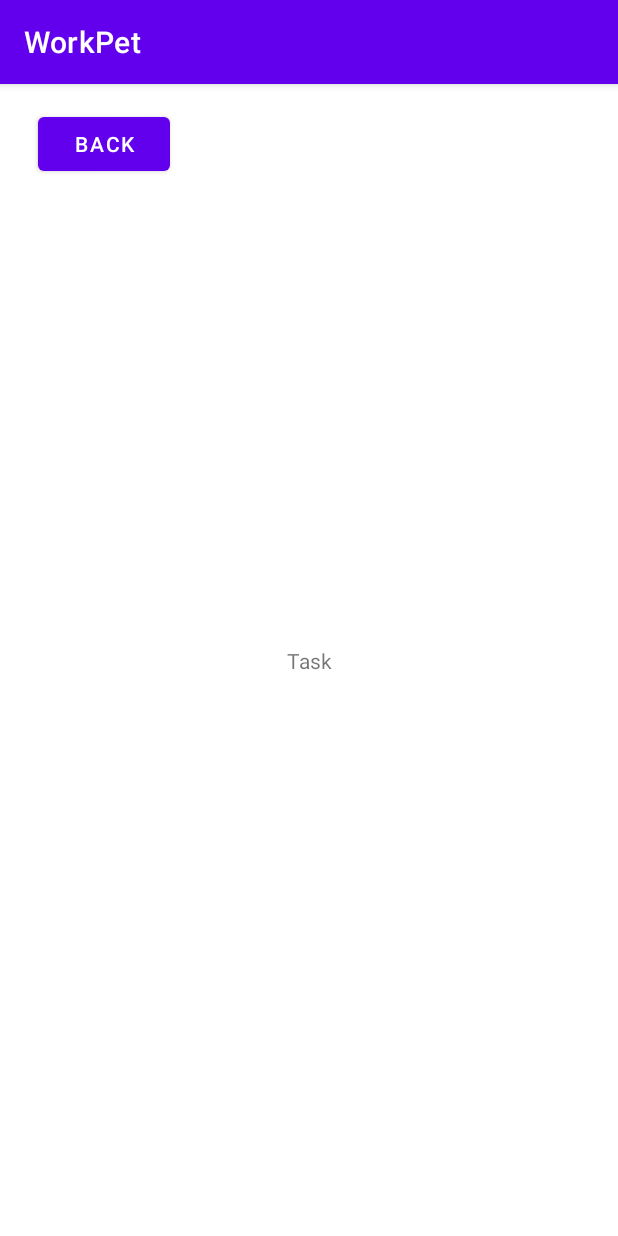
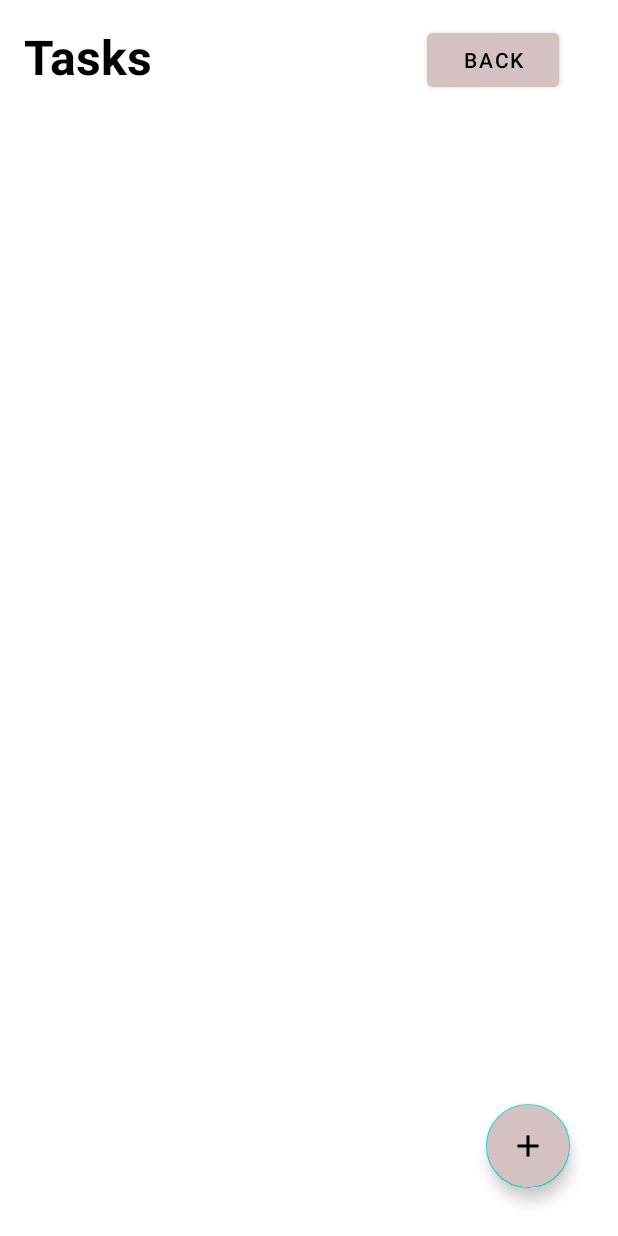
Before and after one commit to Chaphogriff/WorkPet, an Android app: the TaskActivity screen opened directly, with no data from a screen before it, on a phone screen of 412 x 824 dp. Run offline under Robolectric (Android 15) with nearby library versions, the phone set to English and light mode, and no system bars.

Commit message:
Creation dune page flash

```diff
--- a/app/build.gradle
+++ b/app/build.gradle
@@ -42,6 +42,8 @@ dependencies {
     // Java language implementation
     implementation "androidx.navigation:navigation-fragment:$nav_version"
     implementation "androidx.navigation:navigation-ui:$nav_version"
+    implementation "androidx.recyclerview:recyclerview:1.3.0"
+    implementation "com.google.android.material:material:1.8.0"
 
     def core_version = "1.6.0"
     implementation "androidx.core:core:$core_version"
--- a/app/src/main/java/com/workthrutheweak/workpet/TaskActivity.java
+++ b/app/src/main/java/com/workthrutheweak/workpet/TaskActivity.java
@@ -1,6 +1,8 @@
 package com.workthrutheweak.workpet;
 
 import androidx.appcompat.app.AppCompatActivity;
+import androidx.recyclerview.widget.LinearLayoutManager;
+import androidx.recyclerview.widget.RecyclerView;
 
 import android.content.Intent;
 import android.os.Bundle;
@@ -18,10 +20,9 @@ public class TaskActivity extends AppCompatActivity {
     protected void onCreate(Bundle savedInstanceState) {
         super.onCreate(savedInstanceState);
         setContentView(R.layout.activity_task);
-
+         getSupportActionBar().hide();
         // Récupérer les éléments du xml
         button_back = (Button) findViewById(R.id.back);
-        textView = (TextView) findViewById(R.id.textView);
 
         // Mettre en place les listeners
 
@@ -29,5 +30,6 @@ public class TaskActivity extends AppCompatActivity {
         button_back.setOnClickListener(view ->
                 startActivity(new Intent(this, MainActivity.class))
         );
+
     }
 }
--- /dev/null
+++ b/app/src/main/res/drawable/baseline_add.xml
@@ -0,0 +1,5 @@
+<vector android:height="32dp" android:tint="#FFFFFF"
+    android:viewportHeight="24" android:viewportWidth="24"
+    android:width="32dp" xmlns:android="http://schemas.android.com/apk/res/android">
+    <path android:fillColor="@android:color/white" android:pathData="M19,13h-6v6h-2v-6H5v-2h6V5h2v6h6v2z"/>
+</vector>
--- /dev/null
+++ b/app/src/main/res/drawable/baseline_keyboard_backspace_24.xml
@@ -0,0 +1,5 @@
+<vector android:autoMirrored="true" android:height="32dp"
+    android:tint="#D4C1C1" android:viewportHeight="24"
+    android:viewportWidth="24" android:width="32dp" xmlns:android="http://schemas.android.com/apk/res/android">
+    <path android:fillColor="@android:color/white" android:pathData="M21,11H6.83l3.58,-3.59L9,6l-6,6 6,6 1.41,-1.41L6.83,13H21z"/>
+</vector>
--- a/app/src/main/res/layout/activity_task.xml
+++ b/app/src/main/res/layout/activity_task.xml
@@ -1,33 +1,63 @@
 <?xml version="1.0" encoding="utf-8"?>
-<androidx.constraintlayout.widget.ConstraintLayout xmlns:android="http://schemas.android.com/apk/res/android"
+<RelativeLayout xmlns:android="http://schemas.android.com/apk/res/android"
     xmlns:app="http://schemas.android.com/apk/res-auto"
     xmlns:tools="http://schemas.android.com/tools"
     android:layout_width="match_parent"
     android:layout_height="match_parent"
     tools:context=".TaskActivity">
 
-    <TextView
-        android:id="@+id/textView"
-        android:layout_width="wrap_content"
-        android:layout_height="wrap_content"
-        android:text="Task"
-        app:layout_constraintBottom_toBottomOf="parent"
-        app:layout_constraintHeight_percent=".5"
-        app:layout_constraintLeft_toLeftOf="parent"
-        app:layout_constraintRight_toRightOf="parent"
-        app:layout_constraintTop_toTopOf="parent"
-        app:layout_constraintWidth_percent=".5"
-        />
 
     <Button
         android:id="@+id/back"
         android:layout_width="wrap_content"
         android:layout_height="wrap_content"
+        android:layout_alignParentEnd="true"
         android:layout_marginStart="25dp"
         android:layout_marginTop="16dp"
+        android:layout_marginEnd="39dp"
         android:text="Back"
         app:layout_constraintStart_toStartOf="parent"
         app:layout_constraintTop_toTopOf="parent"
         tools:ignore="MissingConstraints" />
 
-</androidx.constraintlayout.widget.ConstraintLayout>
+    <TextView
+        android:id="@+id/tasksText"
+        android:layout_width="wrap_content"
+        android:layout_height="wrap_content"
+        android:textStyle="bold"
+        android:textColor="@android:color/black"
+        android:layout_marginStart="16dp"
+        android:layout_marginBottom="16dp"
+        android:layout_marginTop="16dp"
+        android:textSize="32sp"
+        android:text="@string/tasks"
+        tools:ignore="MissingConstraints" />
+
+    <androidx.recyclerview.widget.RecyclerView
+        android:id="@+id/tasksRecyclerView"
+        android:layout_width="match_parent"
+        android:layout_height="wrap_content"
+        android:layout_below="@id/tasksText"
+        app:layoutManager="androidx.recyclerview.widget.LinearLayoutManager"
+        android:nestedScrollingEnabled="true"
+        tools:ignore="MissingConstraints" />
+
+
+    <com.google.android.material.floatingactionbutton.FloatingActionButton
+        android:id="@+id/fab"
+        android:layout_width="wrap_content"
+        android:layout_height="wrap_content"
+        android:layout_alignParentBottom="true"
+        android:layout_alignParentEnd="true"
+        android:layout_margin="32dp"
+        android:backgroundTint="@color/tint"
+        android:src="@drawable/baseline_add"
+        tools:ignore="MissingConstraints" />
+
+
+
+
+
+
+
+</RelativeLayout>
--- a/app/src/main/res/values/colors.xml
+++ b/app/src/main/res/values/colors.xml
@@ -7,4 +7,8 @@
     <color name="teal_700">#FF018786</color>
     <color name="black">#FF000000</color>
     <color name="white">#FFFFFFFF</color>
+    <color name="tint">#D4C1C1</color>
+
+
+
 </resources>
--- a/app/src/main/res/values/strings.xml
+++ b/app/src/main/res/values/strings.xml
@@ -1,3 +1,6 @@
 <resources>
     <string name="app_name">WorkPet</string>
+    <string name="tasks">Tasks</string>
+    <string name="save">Save</string>
+    <string name="new_task">New Task</string>
 </resources>
--- a/app/src/main/res/values/themes.xml
+++ b/app/src/main/res/values/themes.xml
@@ -2,9 +2,9 @@
     <!-- Base application theme. -->
     <style name="Theme.WorkPet" parent="Theme.MaterialComponents.DayNight.DarkActionBar">
         <!-- Primary brand color. -->
-        <item name="colorPrimary">@color/purple_500</item>
-        <item name="colorPrimaryVariant">@color/purple_700</item>
-        <item name="colorOnPrimary">@color/white</item>
+        <item name="colorPrimary">@color/tint</item>
+        <item name="colorPrimaryVariant">@color/tint</item>
+        <item name="colorOnPrimary">@color/black</item>
         <!-- Secondary brand color. -->
         <item name="colorSecondary">@color/teal_200</item>
         <item name="colorSecondaryVariant">@color/teal_700</item>
```
Also changed, not shown: app/src/main/AndroidManifest.xml (+10 -6 lines), app/src/main/java/com/workthrutheweak/workpet/FirstActivity.java (added, +26 -0 lines), app/src/main/res/layout/activity_first.xml (added, +12 -0 lines), app/src/main/res/layout/activity_main.xml (+6 -6 lines).
